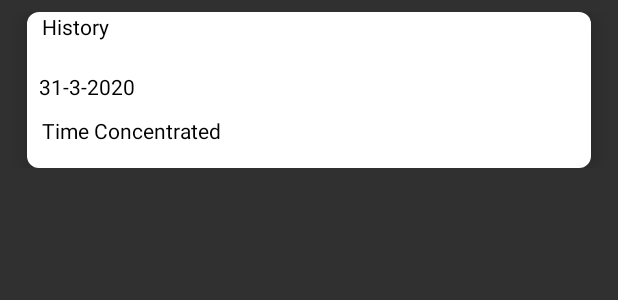
After one commit to SayuriYuto/IOTSMARTSTAND, an Android app: the layout each_timeline.xml on its own in the app's theme, with its tools: preview values and no code run, on a phone screen of 412 x 824 dp. The commit adds this screen. Shown: the top 300 px of the screen. Run offline under Robolectric (Android 15) with nearby library versions, the phone set to English and light mode, and no system bars.

Commit message:
Finished App Timeline Resolved Bugs

```diff
--- a/app/src/main/AndroidManifest.xml
+++ b/app/src/main/AndroidManifest.xml
@@ -29,6 +29,9 @@
             android:name=".LandingPage1"
             android:exported="false" />
         <activity
+            android:name=".Timeline"
+            android:exported="false" />
+        <activity
             android:name=".About"
             android:exported="false" />
         <activity
--- /dev/null
+++ b/app/src/main/res/layout/each_timeline.xml
@@ -0,0 +1,72 @@
+<?xml version="1.0" encoding="utf-8"?>
+<androidx.constraintlayout.widget.ConstraintLayout xmlns:android="http://schemas.android.com/apk/res/android"
+    xmlns:app="http://schemas.android.com/apk/res-auto"
+    android:layout_width="match_parent"
+    android:layout_height="wrap_content"
+    android:layout_margin="8dp">
+
+    <androidx.cardview.widget.CardView
+        android:layout_width="match_parent"
+        android:layout_height="match_parent"
+        app:cardCornerRadius="8dp"
+        app:cardElevation="8dp"
+        android:layout_marginLeft="10dp"
+        android:layout_marginRight="10dp"
+        android:background="@color/white"
+        app:layout_constraintEnd_toEndOf="parent"
+        app:layout_constraintHorizontal_bias="0.5"
+        app:layout_constraintStart_toStartOf="parent"
+        app:layout_constraintTop_toTopOf="parent">
+
+        <androidx.constraintlayout.widget.ConstraintLayout
+            android:layout_width="match_parent"
+            android:background="@color/white"
+            android:layout_height="match_parent">
+
+            <TextView
+                android:id="@+id/date"
+                android:layout_width="match_parent"
+                android:layout_height="40dp"
+                android:paddingStart="10dp"
+                android:text="History"
+                android:textSize="14sp"
+                android:fontFamily="sans-serif"
+                android:textColor="@color/black"
+                app:layout_constraintEnd_toEndOf="parent"
+                app:layout_constraintHorizontal_bias="0.5"
+                app:layout_constraintStart_toStartOf="parent"
+                app:layout_constraintTop_toTopOf="parent" />
+
+            <TextView
+                android:id="@+id/time"
+                android:layout_width="wrap_content"
+                android:layout_height="wrap_content"
+                android:layout_marginStart="8dp"
+                android:fontFamily="sans-serif"
+                android:text="31-3-2020"
+                android:textColor="@color/black"
+                android:textSize="14sp"
+                app:layout_constraintBottom_toBottomOf="parent"
+                app:layout_constraintStart_toStartOf="parent"
+                app:layout_constraintTop_toBottomOf="@+id/date"
+                app:layout_constraintVertical_bias="0.0" />
+
+            <TextView
+                android:id="@+id/totaltime"
+                android:layout_width="wrap_content"
+                android:layout_height="wrap_content"
+                android:layout_marginStart="10dp"
+                android:layout_marginBottom="15dp"
+                android:text="Time Concentrated"
+                android:layout_marginTop="10dp"
+                android:textColor="@color/black"
+                android:fontFamily="sans-serif"
+                android:textSize="14sp"
+                app:layout_constraintBottom_toBottomOf="parent"
+                app:layout_constraintStart_toStartOf="parent"
+                app:layout_constraintTop_toBottomOf="@+id/time" />
+
+        </androidx.constraintlayout.widget.ConstraintLayout>
+    </androidx.cardview.widget.CardView>
+
+</androidx.constraintlayout.widget.ConstraintLayout>
--- a/app/src/main/res/menu/main_menu.xml
+++ b/app/src/main/res/menu/main_menu.xml
@@ -22,6 +22,10 @@
             android:icon="@drawable/ic_baseline_timeline_24"
             android:title="Timeline" />
         <item
+            android:id="@+id/appTimeline"
+            android:icon="@drawable/ic_baseline_timeline_24"
+            android:title="App Timeline" />
+        <item
             android:id="@+id/about"
             android:icon="@drawable/ic_baseline_people_24"
             android:title="About Us" />
```
Also changed, not shown: app/src/main/java/Adapter/TimeLineAdapter.java (added, +71 -0 lines), app/src/main/java/Model/TimeLineModel.java (added, +35 -0 lines), app/src/main/java/com/example/smartstand/Timeline.java (added, +75 -0 lines), app/src/main/java/com/example/smartstand/dashboard.java (+8 -2 lines), app/src/main/res/layout/timeline.xml (added, +43 -0 lines).
